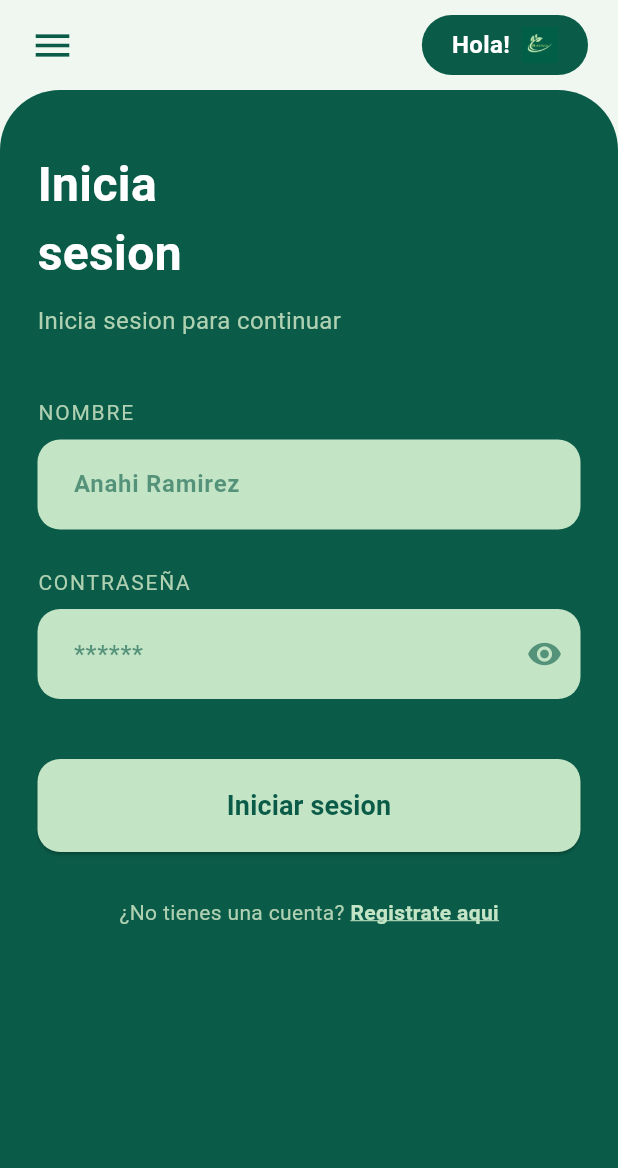
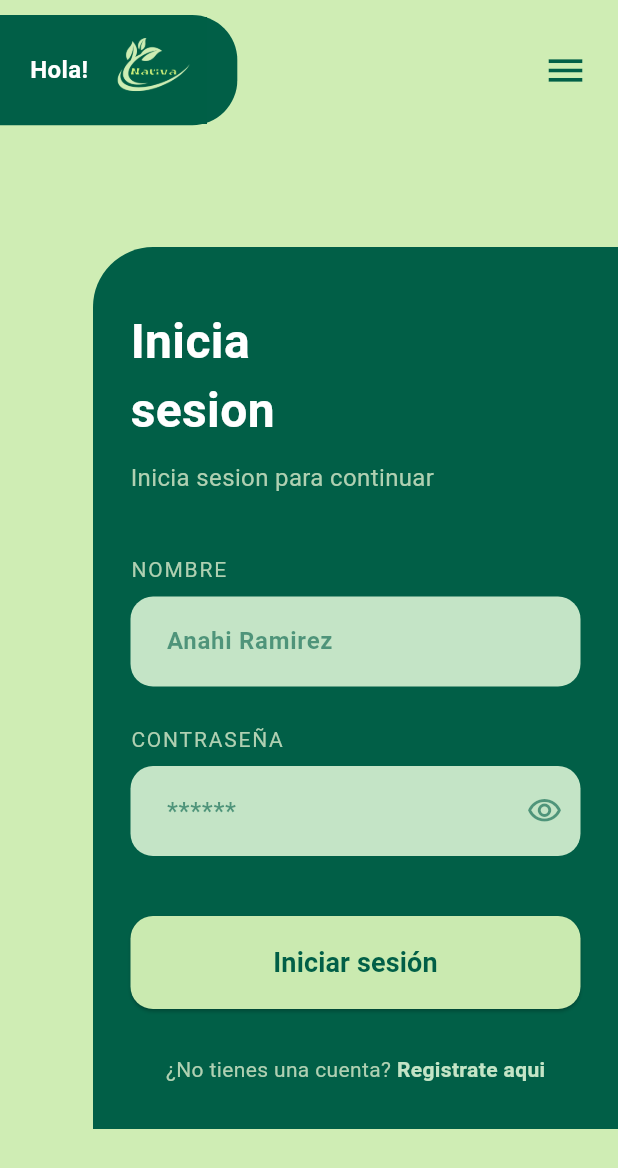
Before and after one commit to Saga2703/AdminProyect, a Flutter app: the LoginScreen2 screen opened by its route, on a phone screen of 412 x 824 dp. Shown: the top 1168 px of the screen. Run offline on Flutter 3.47's test engine with Material 3 defaults, Android fonts, the phone set to English and light mode, and no system bars.

Commit message:
login perfeccionado

```diff
--- a/lib/screens/login2.dart
+++ b/lib/screens/login2.dart
@@ -1,9 +1,9 @@
 import 'package:flutter/material.dart';
 
-// Reutilizamos la misma paleta de colores para mantener la consistencia
-const Color kDarkGreen = Color(0xFF0A5C48);
+// Paleta de colores consistente
+const Color kDarkGreen = Color.fromARGB(255, 1, 95, 71);
 const Color kLightGreen = Color(0xFFC4E4C6);
-const Color kBackgroundGreen = Color(0xFFF0F7F1);
+const Color kBackgroundGreen = Color.fromARGB(250, 206, 237, 178);
 const Color kGreyText = Color(0xFFB0D0B2);
 
 class LoginScreen2 extends StatefulWidget {
@@ -16,7 +16,6 @@ class LoginScreen2 extends StatefulWidget {
 class _LoginScreen2State extends State<LoginScreen2> {
   final _formLoginKey = GlobalKey<FormState>();
 
-  // Controladores para los campos de inicio de sesión
   final _nameController = TextEditingController();
   final _passwordController = TextEditingController();
 
@@ -29,7 +28,6 @@ class _LoginScreen2State extends State<LoginScreen2> {
     super.dispose();
   }
 
-  // Función reutilizada para decorar los campos de texto
   InputDecoration _buildInputDecoration({
     required String hintText,
     Widget? suffixIcon,
@@ -63,18 +61,25 @@ class _LoginScreen2State extends State<LoginScreen2> {
       body: SafeArea(
         child: Column(
           children: [
-            // --- SECCIÓN SUPERIOR PERSONALIZADA (con orden invertido) ---
+            // --- SECCIÓN SUPERIOR PERSONALIZADA (AJUSTADA) ---
             _buildTopBar(),
 
-            // --- SECCIÓN DEL FORMULARIO ---
+            // --- SECCIÓN DEL FORMULARIO (CENTRADA) ---
+            // ¡CAMBIO PRINCIPAL! Usamos Expanded + Center para centrar el formulario
+            // en el espacio restante, sin que ocupe toda la pantalla.
             Expanded(
+              child: Align(
+                alignment: Alignment.centerRight,
                 child: Container(
+                  // Limitamos el ancho máximo para pantallas muy grandes (opcional pero bueno)
+                  constraints: const BoxConstraints(maxWidth: 350),
+                  margin: const EdgeInsets.only(left: 20),
                   padding: const EdgeInsets.symmetric(horizontal: 25.0),
                   decoration: const BoxDecoration(
                     color: kDarkGreen,
-                  borderRadius: BorderRadius.only(
+                    borderRadius: BorderRadius.only (
                       topLeft: Radius.circular(40.0),
-                    topRight: Radius.circular(40.0),
+
                     ),
                   ),
                   child: SingleChildScrollView(
@@ -82,6 +87,7 @@ class _LoginScreen2State extends State<LoginScreen2> {
                       key: _formLoginKey,
                       child: Column(
                         crossAxisAlignment: CrossAxisAlignment.start,
+                        mainAxisSize: MainAxisSize.min,
                         children: [
                           const SizedBox(height: 40.0),
                           const Text(
@@ -99,7 +105,6 @@ class _LoginScreen2State extends State<LoginScreen2> {
                           ),
                           const SizedBox(height: 40.0),
 
-                        // Campo Nombre
                           const Text('NOMBRE', style: TextStyle(color: kGreyText, letterSpacing: 1.2)),
                           const SizedBox(height: 8.0),
                           TextFormField(
@@ -112,10 +117,10 @@ class _LoginScreen2State extends State<LoginScreen2> {
                               return null;
                             },
                             decoration: _buildInputDecoration(hintText: 'Anahi Ramirez'),
+
                           ),
                           const SizedBox(height: 25.0),
 
-                        // Campo Contraseña
                           const Text('CONTRASEÑA', style: TextStyle(color: kGreyText, letterSpacing: 1.2)),
                           const SizedBox(height: 8.0),
                           TextFormField(
@@ -132,7 +137,7 @@ class _LoginScreen2State extends State<LoginScreen2> {
                               hintText: '******',
                               suffixIcon: IconButton(
                                 icon: Icon(
-                                _isPasswordObscured ? Icons.visibility : Icons.visibility_off,
+                                  _isPasswordObscured ? Icons.visibility_outlined : Icons.visibility_off_outlined,
                                   color: kDarkGreen.withOpacity(0.6),
                                 ),
                                 onPressed: () {
@@ -145,7 +150,6 @@ class _LoginScreen2State extends State<LoginScreen2> {
                           ),
                           const SizedBox(height: 40.0),
 
-                        // Botón de Iniciar Sesión
                           SizedBox(
                             width: double.infinity,
                             child: ElevatedButton(
@@ -157,7 +161,7 @@ class _LoginScreen2State extends State<LoginScreen2> {
                                 }
                               },
                               style: ElevatedButton.styleFrom(
-                              backgroundColor: kLightGreen,
+                                backgroundColor: kBackgroundGreen,
                                 foregroundColor: kDarkGreen,
                                 padding: const EdgeInsets.symmetric(vertical: 18.0),
                                 shape: RoundedRectangleBorder(
@@ -165,7 +169,7 @@ class _LoginScreen2State extends State<LoginScreen2> {
                                 ),
                               ),
                               child: const Text(
-                              'Iniciar sesion',
+                                'Iniciar sesión',
                                 style: TextStyle(
                                   fontSize: 18,
                                   fontWeight: FontWeight.bold,
@@ -175,12 +179,10 @@ class _LoginScreen2State extends State<LoginScreen2> {
                           ),
                           const SizedBox(height: 30.0),
 
-                        // Enlace para ir a la pantalla de Registro
                           Align(
                             alignment: Alignment.center,
                             child: GestureDetector(
                                onTap: () {
-                                // Navegar a la pantalla de registro (asegúrate de tener una ruta llamada '/register')
                                   Navigator.pushNamed(context, '/register');
                                },
                               child: const Text.rich(
@@ -193,8 +195,6 @@ class _LoginScreen2State extends State<LoginScreen2> {
                                       style: TextStyle(
                                         fontWeight: FontWeight.bold,
                                         color: kLightGreen,
-                                      decoration: TextDecoration.underline,
-                                      decorationColor: kLightGreen,
                                       ),
                                     ),
                                   ],
@@ -209,25 +209,31 @@ class _LoginScreen2State extends State<LoginScreen2> {
                   ),
                 ),
               ),
+            ),
           ],
         ),
       ),
     );
   }
 
-  // Widget para construir la barra superior (con el orden de los elementos cambiado)
+  // Widget para construir la barra superior
   Widget _buildTopBar() {
   return Padding(
-      padding: const EdgeInsets.symmetric(vertical: 10.0, horizontal: 20.0),
+    // Se ajusta el padding para que el contenedor inicie desde el borde izquierdo
+    padding: const EdgeInsets.fromLTRB(0, 10, 20, 10),
     child: Row(
       mainAxisAlignment: MainAxisAlignment.spaceBetween,
       children: [
-          const Icon(Icons.menu, color: kDarkGreen, size: 30),
+        // El saludo "Hola!" a la izquierda
         Container(
-            padding: const EdgeInsets.symmetric(horizontal: 20, vertical: 8),
-            decoration: BoxDecoration(
-              color: kDarkGreen,
-              borderRadius: BorderRadius.circular(30),
+          padding: const EdgeInsets.symmetric(horizontal: 20,vertical: 1),
+          decoration: const BoxDecoration(
+            color: kDarkGreen, // kDarkGreen debe estar definido en tu clase
+            // ¡CAMBIO! Solo se redondean las esquinas de la derecha
+            borderRadius: BorderRadius.only(
+              topRight: Radius.circular(30),
+              bottomRight: Radius.circular(30),
+            ),
           ),
           child: Row(
             mainAxisSize: MainAxisSize.min,
@@ -240,11 +246,17 @@ class _LoginScreen2State extends State<LoginScreen2> {
                     fontWeight: FontWeight.bold),
               ),
               const SizedBox(width: 8),
-                // Reemplaza esto con tu logo
-                Image.asset('assets/2.png', height: 24, width: 24),
+              // ¡CAMBIO! Se reemplaza el ícono por tu logo anterior.
+              // Asegúrate de que la ruta 'assets/logo_nativa.png' sea correcta.
+              Image.asset(
+                'assets/2.png',
+                scale: 7,
+              ),
             ],
           ),
         ),
+        // El ícono de menú a la derecha
+        const Icon(Icons.menu, color: kDarkGreen, size: 30),
       ],
     ),
   );
```
Lines whose indentation alone changed are shown as unchanged.
